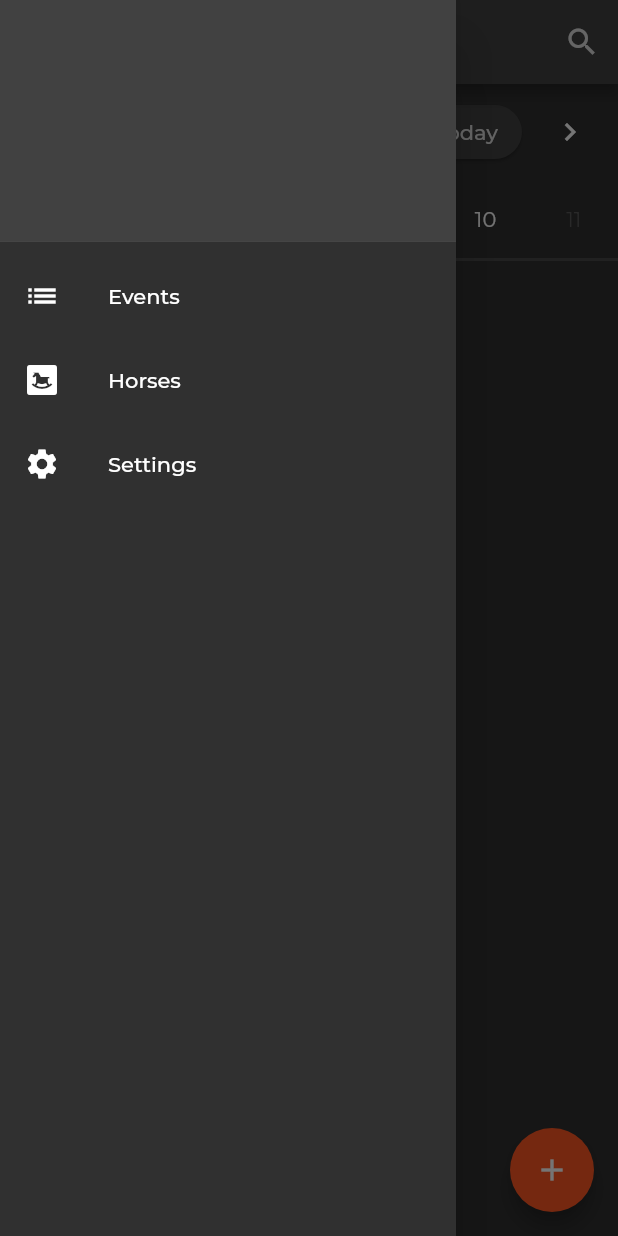
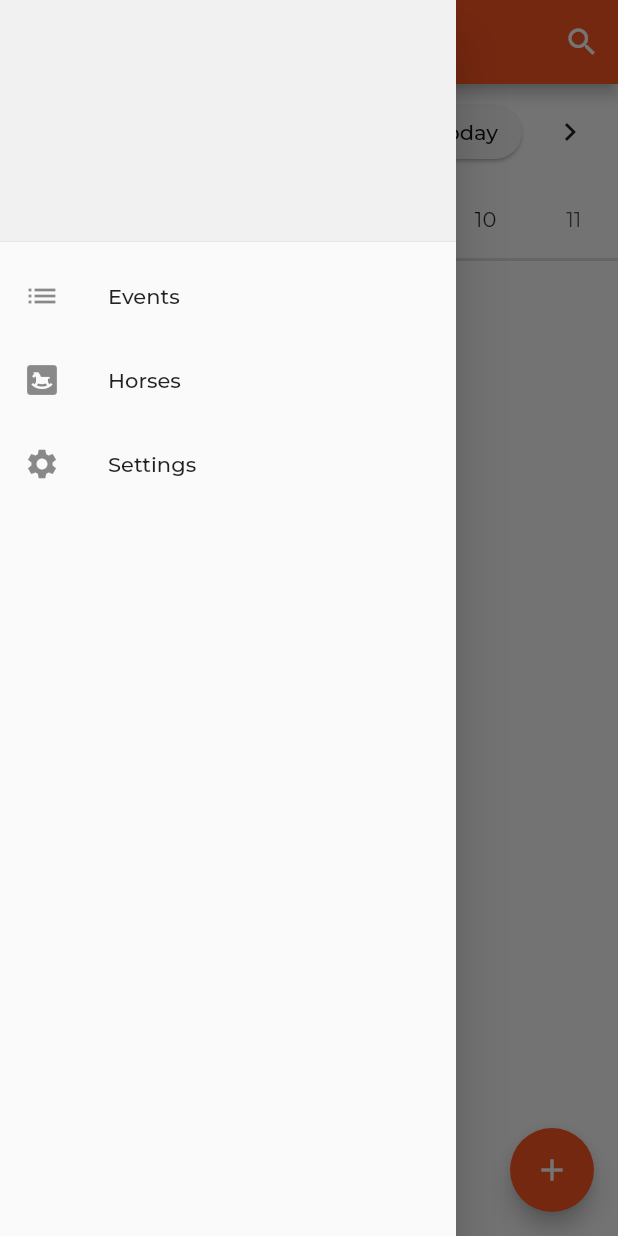
Before and after one commit to jhwz/horse_app, a Flutter app: the screen it shows after launch, with the side drawer open, on a phone screen of 412 x 824 dp. Run offline on Flutter 3.47's test engine with Material 2 defaults, Android fonts, the phone set to English and light mode, and no system bars; drawn by our look-alikes of table_calendar; our stand-ins replace drift, expandable, flutter_riverpod, google_fonts, image_picker, infinite_scroll_pagination and 3 more; missing offline and left inert: reactive_date_time_picker; accounts and stored records are empty; generated files the repository leaves out were written again.

Commit message:
[feat] app theming

```diff
--- a/lib/events/list.dart
+++ b/lib/events/list.dart
@@ -202,6 +202,9 @@ class _EventsPageState extends State<EventsPage> {
                       ),
                       shape: BoxShape.circle,
                     ),
+                    todayTextStyle: TextStyle(
+                      color: Theme.of(context).colorScheme.onBackground,
+                    ),
                   ),
                   calendarBuilders: CalendarBuilders(
                     headerTitleBuilder: (context, day) {
--- a/lib/events/list_item.dart
+++ b/lib/events/list_item.dart
@@ -88,7 +88,7 @@ class _EventListGroupState extends State<EventListGroup> {
       ]),
       trailing:
           Icon(_expanded ? Icons.keyboard_arrow_up : Icons.keyboard_arrow_down),
-      isThreeLine: false,
+      isThreeLine: true,
     );
   }
 
--- a/lib/main.dart
+++ b/lib/main.dart
@@ -1,4 +1,6 @@
 import 'package:flutter/material.dart';
+import 'package:flutter_riverpod/flutter_riverpod.dart';
+import 'package:horse_app/preferences.dart';
 
 import 'events/list.dart';
 import 'horses/list.dart';
@@ -6,23 +8,30 @@ import 'settings.dart';
 import 'state/db.dart';
 import 'theme.dart';
 
-void main() {
+void main() async {
   WidgetsFlutterBinding.ensureInitialized();
 
+  await initSharedPreferences();
+
   DB = AppDb();
-  runApp(const App());
+  runApp(const ProviderScope(child: App()));
 }
 
-class App extends StatelessWidget {
+class App extends ConsumerWidget {
   const App({Key? key}) : super(key: key);
+
+  @override
+  void initState() {}
 
   // This widget is the root of your application.
   @override
-  Widget build(BuildContext context) {
+  Widget build(BuildContext context, WidgetRef ref) {
+    final themeMode = ref.watch(appThemeProvider);
+
     return MaterialApp(
-      theme: darkTheme(),
+      theme: lightTheme(),
       darkTheme: darkTheme(),
-      themeMode: ThemeMode.system,
+      themeMode: themeMode,
       initialRoute: "/events",
       onGenerateRoute: (settings) {
         // logs page, also the default
--- a/lib/theme.dart
+++ b/lib/theme.dart
@@ -1,5 +1,10 @@
 import 'package:flutter/material.dart';
+import 'package:flutter_riverpod/flutter_riverpod.dart';
 import 'package:google_fonts/google_fonts.dart';
+import 'package:horse_app/preferences.dart';
+
+final appThemeProvider =
+    StateProvider<ThemeMode>((ref) => ref.watch(preferences).themeMode);
 
 ThemeData darkTheme() {
   return ThemeData(
```
Also changed, not shown: lib/preferences.dart (added, +28 -0 lines), lib/settings.dart (+67 -4 lines), pubspec.yaml (+6 -1 lines), pubspec.lock, 1 other file.
